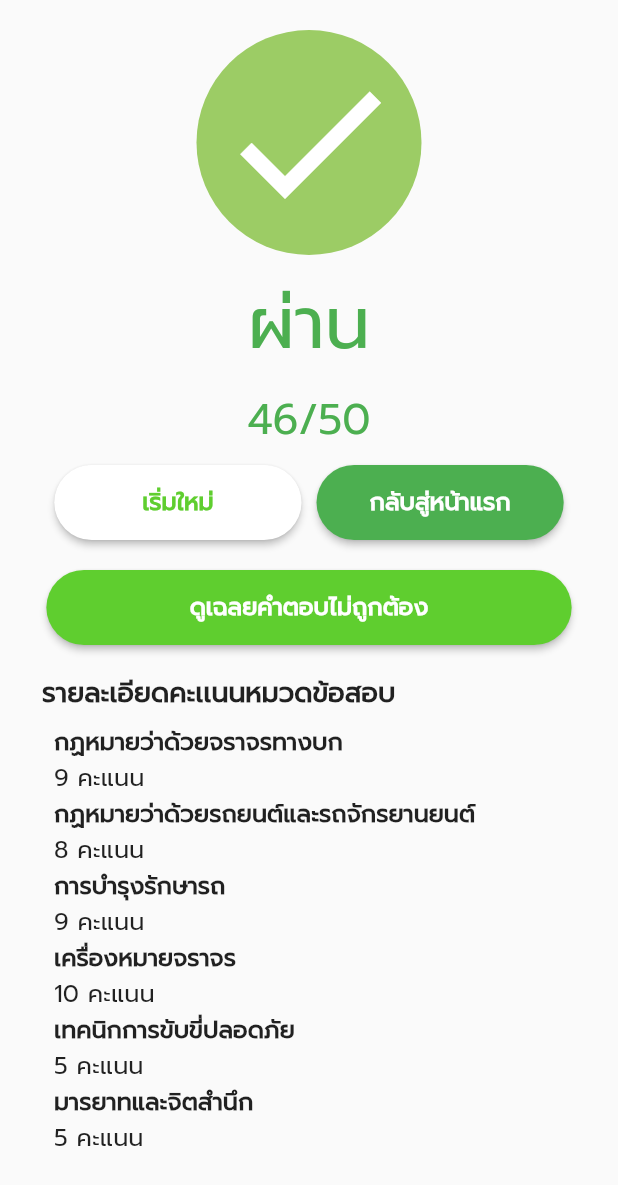
After one commit to tham9500/ft_app_easy_drive, a Flutter app: the Sample screen opened directly, on a phone screen of 412 x 824 dp. The commit adds this screen. Shown: the top 1185 px of the screen. Run offline on Flutter 3.47's test engine with Material 2 defaults, Android fonts, the phone set to English and light mode, and no system bars; our stand-ins replace better_player, dio, form_builder_validators, shared_preferences; missing offline and left inert: auto_orientation, dart:ffi, splash_screen_view; accounts and stored records are empty; network calls fail.

Commit message:
[UPDATE]fix word

```diff
--- a/lib/pages/article/sub-article/video_aricle.dart
+++ b/lib/pages/article/sub-article/video_aricle.dart
@@ -211,9 +211,10 @@ class _Video_aricleState extends State<Video_aricle> {
                     padding: const EdgeInsets.all(8),
                     width: 260,
                     child: Text(
-                      "${list_video[index]["video_name"]}".length > 30
+                      "${list_video[index]["video_name"]}".length > 45
                           ? "${list_video[index]["video_name"]}"
-                              .substring(0, 30)
+                                  .substring(0, 45) +
+                              "..."
                           : "${list_video[index]["video_name"]}",
                       style: TextStyle(fontSize: 16),
                     ),
--- a/lib/pages/forget_page.dart
+++ b/lib/pages/forget_page.dart
@@ -19,7 +19,7 @@ class _forget_pageState extends State<forget_page> {
   Widget build(BuildContext context) {
     return Scaffold(
       appBar: PreferredSize(
-        preferredSize: Size.fromHeight(140.0),
+        preferredSize: Size.fromHeight(200.0),
         child: AppBar(
           centerTitle: true,
           leading: IconButton(
@@ -82,19 +82,13 @@ class _forget_pageState extends State<forget_page> {
                                   SizedBox(height: 20),
                                   Container(
                                     child: Text(
-                                      "กรุณากรอกอีเมลล์ที่ลงทะเบียนไว้กับเรา",
+                                      "กรุณากรอกอีเมลที่ลงทะเบียนไว้กับเรา",
                                       style: TextStyle(fontSize: 16),
                                     ),
                                   ),
                                   Container(
                                     child: Text(
-                                      "ระบบจะส่งลิงค์ยืนยันการรีเซตรหัสผ่าน",
-                                      style: TextStyle(fontSize: 16),
-                                    ),
-                                  ),
-                                  Container(
-                                    child: Text(
-                                      "ไปยังอีเมลของคุณ",
+                                      "ระบบจะส่งรหัสผ่านไปยังอีเมลของคุณ",
                                       style: TextStyle(fontSize: 16),
                                     ),
                                   ),
--- a/lib/pages/games_page/example_eyecolor.dart
+++ b/lib/pages/games_page/example_eyecolor.dart
@@ -111,7 +111,7 @@ class _example_eyecoloState extends State<example_eyecolo> {
   }
 
   end_quiz() {
-    if (answer.length == 3) {
+    if (answer.length == 5) {
       print("in condition");
       if (condition == 0) {
         print("pass");
@@ -194,7 +194,7 @@ class _example_eyecoloState extends State<example_eyecolo> {
                                     style: TextStyle(fontSize: 18),
                                   ),
                                   onPressed: () {
-                                    if (count == 3) {
+                                    if (count == 5) {
                                       count + 0;
                                     } else {
                                       count++;
@@ -208,7 +208,7 @@ class _example_eyecoloState extends State<example_eyecolo> {
                                     print(choice[index]["score"]);
                                     print("answer = ${answer}");
                                     selecter.add(choice[index]["ID"]);
-                                    if (counting >= 3) {
+                                    if (counting >= 5) {
                                       condition_ans();
                                       end_quiz();
                                     } else {}
@@ -322,7 +322,7 @@ class _example_eyecoloState extends State<example_eyecolo> {
     return Container(
       alignment: Alignment.center,
       child: Text(
-        "${count}/3",
+        "${count}/5",
         style: TextStyle(fontSize: 18, fontWeight: FontWeight.bold),
       ),
     );
--- a/lib/pages/games_page/guide_games/guide_action.dart
+++ b/lib/pages/games_page/guide_games/guide_action.dart
@@ -131,7 +131,7 @@ class _Guide_actionState extends State<Guide_action> {
                 Container(
                   child: Center(
                     child: Text(
-                      "ทดสอบปฏิกริยา",
+                      "ทดสอบปฏิกิริยา",
                       style: TextStyle(
                           fontSize: 18, color: Color.fromRGBO(13, 59, 102, 1)),
                     ),
--- a/lib/pages/games_page/home_game.dart
+++ b/lib/pages/games_page/home_game.dart
@@ -303,7 +303,7 @@ class _Home_gameState extends State<Home_game> {
                   SizedBox(width: 12),
                   Container(
                     width: 210,
-                    child: Text("ทดสอบกปฏิกิริยาสีไฟ\nจราจร"),
+                    child: Text("ทดสอบปฏิกิริยา"),
                   ),
                   Container(
                     child: Container(
--- a/lib/pages/home_login.dart
+++ b/lib/pages/home_login.dart
@@ -11,6 +11,7 @@ import 'package:ft_app_easy_drive/pages/example_exam/home_sample.dart';
 import 'package:ft_app_easy_drive/pages/games_page/home_game.dart';
 import 'package:ft_app_easy_drive/pages/history.dart';
 import 'package:ft_app_easy_drive/pages/login.dart';
+import 'package:ft_app_easy_drive/pages/pageSample.dart';
 import 'package:ft_app_easy_drive/pages/profile.dart';
 import 'package:ft_app_easy_drive/pages/registor.dart';
 import 'package:ft_app_easy_drive/widget/show_progress.dart';
@@ -196,6 +197,9 @@ class _Home_loginState extends State<Home_login> {
             SizedBox(height: 20),
             //history widget
             history_charange(),
+            // SizedBox(height: 20),
+            // //history widget
+            // test(),
           ],
         ),
       ),
@@ -618,7 +622,7 @@ class _Home_loginState extends State<Home_login> {
                   SizedBox(width: 12),
                   Container(
                     width: 210,
-                    child: Text("ประวัติการทำข้อสอบ"),
+                    child: Text("ประวัติการทำแบบทดสอบ"),
                   ),
                 ],
               ),
@@ -630,6 +634,52 @@ class _Home_loginState extends State<Home_login> {
               print("games colors click");
               Navigator.push(context,
                   MaterialPageRoute(builder: (context) => History_charage()));
+            }));
+  }
+
+  Widget test() {
+    return Container(
+        height: 80,
+        width: MediaQuery.of(context).size.width,
+        child: ElevatedButton(
+            style: ButtonStyle(
+                foregroundColor: MaterialStateProperty.all<Color>(Colors.black),
+                backgroundColor: MaterialStateProperty.all<Color>(
+                  Color.fromRGBO(255, 255, 255, 1),
+                ),
+                shape: MaterialStateProperty.all<RoundedRectangleBorder>(
+                    RoundedRectangleBorder(
+                  borderRadius: BorderRadius.circular(18.0),
+                ))),
+            child: Container(
+              child: Row(
+                children: <Widget>[
+                  Container(
+                    height: 50,
+                    width: 50,
+                    decoration: BoxDecoration(
+                      color: Color.fromRGBO(252, 183, 7, 1),
+                      borderRadius: BorderRadius.circular(12),
+                      image: const DecorationImage(
+                        image: AssetImage("assets/images/logo/history.png"),
+                      ),
+                    ),
+                  ),
+                  SizedBox(width: 12),
+                  Container(
+                    width: 210,
+                    child: Text("test"),
+                  ),
+                ],
+              ),
+            ),
+            onPressed: () {
+              //save history
+              history = "H";
+              User_history();
+              print("games colors click");
+              Navigator.push(
+                  context, MaterialPageRoute(builder: (context) => Sample()));
             }));
   }
 
--- /dev/null
+++ b/lib/pages/pageSample.dart
@@ -0,0 +1,281 @@
+import 'package:flutter/material.dart';
+import 'package:ft_app_easy_drive/pages/charange_quiz/guide_charange.dart';
+import 'package:ft_app_easy_drive/pages/home_login.dart';
+
+class Sample extends StatefulWidget {
+  Sample({Key? key}) : super(key: key);
+
+  @override
+  State<Sample> createState() => _SampleState();
+}
+
+class _SampleState extends State<Sample> {
+  @override
+  Widget build(BuildContext context) {
+    return Scaffold(
+      body: SingleChildScrollView(
+        child: SafeArea(
+          child: Container(
+            padding: const EdgeInsets.all(20),
+            child: Column(
+              children: <Widget>[
+                Container(
+                  height: 150,
+                  width: 150,
+                  decoration: BoxDecoration(
+                    color: Colors.lightGreen.shade400,
+                    shape: BoxShape.circle,
+                  ),
+                  child: Icon(
+                    Icons.check,
+                    color: Colors.white,
+                    size: 128,
+                  ),
+                ),
+                SizedBox(height: 10),
+                Container(
+                  child: Text(
+                    "ผ่าน",
+                    style:
+                        TextStyle(fontSize: 48, color: Colors.green.shade500),
+                  ),
+                ),
+                SizedBox(height: 5),
+                Container(
+                  child: Text(
+                    "46/50",
+                    style:
+                        TextStyle(fontSize: 28, color: Colors.green.shade500),
+                  ),
+                ),
+                SizedBox(height: 10),
+                Container(
+                  child: Row(
+                    mainAxisAlignment: MainAxisAlignment.center,
+                    children: <Widget>[
+                      Btn_again(),
+                      SizedBox(width: 10),
+                      Btn_back(),
+                    ],
+                  ),
+                ),
+                SizedBox(height: 20),
+                Btn_view(),
+                SizedBox(height: 10),
+                Container(
+                  padding: const EdgeInsets.all(8),
+                  child: Column(
+                    mainAxisAlignment: MainAxisAlignment.start,
+                    crossAxisAlignment: CrossAxisAlignment.start,
+                    children: [
+                      article_score(),
+                    ],
+                  ),
+                ),
+              ],
+            ),
+          ),
+        ),
+      ),
+    );
+  }
+
+  Widget Btn_again() {
+    return Container(
+        height: 50,
+        width: MediaQuery.of(context).size.width * 0.4,
+
+        // color: Colors.amber.shade200,
+        child: ElevatedButton(
+            style: ButtonStyle(
+                foregroundColor: MaterialStateProperty.all<Color>(Colors.black),
+                backgroundColor: MaterialStateProperty.all<Color>(Colors.white),
+                shape: MaterialStateProperty.all<RoundedRectangleBorder>(
+                    RoundedRectangleBorder(
+                  borderRadius: BorderRadius.circular(30.0),
+                ))),
+            child: Text(
+              "เริ่มใหม่",
+              style: TextStyle(
+                  fontSize: 16, color: Color.fromRGBO(95, 206, 47, 1)),
+            ),
+            onPressed: () {
+              print("registor click");
+              Navigator.push(context,
+                  MaterialPageRoute(builder: (context) => Guide_charange()));
+            }));
+  }
+
+  Widget Btn_back() {
+    return Container(
+        height: 50,
+        width: MediaQuery.of(context).size.width * 0.4,
+
+        // color: Colors.amber.shade200,
+        child: ElevatedButton(
+            style: ButtonStyle(
+                foregroundColor: MaterialStateProperty.all<Color>(Colors.black),
+                backgroundColor: MaterialStateProperty.all<Color>(Colors.green),
+                shape: MaterialStateProperty.all<RoundedRectangleBorder>(
+                    RoundedRectangleBorder(
+                  borderRadius: BorderRadius.circular(30),
+                ))),
+            child: Text(
+              "กลับสู่หน้าแรก",
+              style: TextStyle(fontSize: 16, color: Colors.white),
+            ),
+            onPressed: () {
+              print("login click");
+              Navigator.push(context,
+                  MaterialPageRoute(builder: (context) => Home_login()));
+            }));
+  }
+
+  Widget Btn_view() {
+    return Container(
+        height: 50,
+        width: MediaQuery.of(context).size.width * 0.85,
+
+        // color: Colors.amber.shade200,
+        child: ElevatedButton(
+            style: ButtonStyle(
+                foregroundColor: MaterialStateProperty.all<Color>(Colors.black),
+                backgroundColor: MaterialStateProperty.all<Color>(
+                    Color.fromRGBO(95, 206, 47, 1)),
+                shape: MaterialStateProperty.all<RoundedRectangleBorder>(
+                    RoundedRectangleBorder(
+                  borderRadius: BorderRadius.circular(30),
+                ))),
+            child: Text(
+              "ดูเฉลยคำตอบไม่ถูกต้อง",
+              style: TextStyle(fontSize: 16, color: Colors.white),
+            ),
+            onPressed: () {
+              print("login click");
+              // Navigator.push(context,
+              //     MaterialPageRoute(builder: (context) => View_uncorrect()));
+            }));
+  }
+}
+
+Widget article_score() {
+  return Container(
+    child: Column(
+      mainAxisAlignment: MainAxisAlignment.start,
+      crossAxisAlignment: CrossAxisAlignment.start,
+      children: [
+        Container(
+          child: Text(
+            "รายละเอียดคะเเนนหมวดข้อสอบ",
+            style: TextStyle(fontSize: 18, fontWeight: FontWeight.bold),
+          ),
+        ),
+        Container(
+          child: Padding(
+            padding: const EdgeInsets.all(8),
+            child: Column(
+              children: [
+                Container(
+                  alignment: Alignment.centerLeft,
+                  child: Text(
+                    "กฏหมายว่าด้วยจราจรทางบก",
+                    style: TextStyle(fontSize: 16, fontWeight: FontWeight.bold),
+                    textAlign: TextAlign.start,
+                  ),
+                ),
+                Container(
+                  alignment: Alignment.centerLeft,
+                  child: Text(
+                    "9 คะแนน",
+                    style: TextStyle(fontSize: 16),
+                    textAlign: TextAlign.start,
+                  ),
+                ),
+                Container(
+                  alignment: Alignment.centerLeft,
+                  child: Text(
+                    "กฏหมายว่าด้วยรถยนต์และรถจักรยานยนต์",
+                    style: TextStyle(fontSize: 16, fontWeight: FontWeight.bold),
+                    textAlign: TextAlign.start,
+                  ),
+                ),
+                Container(
+                  alignment: Alignment.centerLeft,
+                  child: Text(
+                    "8 คะแนน",
+                    style: TextStyle(fontSize: 16),
+                    textAlign: TextAlign.start,
+                  ),
+                ),
+                Container(
+                  alignment: Alignment.centerLeft,
+                  child: Text(
+                    "การบำรุงรักษารถ",
+                    style: TextStyle(fontSize: 16, fontWeight: FontWeight.bold),
+                    textAlign: TextAlign.start,
+                  ),
+                ),
+                Container(
+                  alignment: Alignment.centerLeft,
+                  child: Text(
+                    "9 คะแนน",
+                    style: TextStyle(fontSize: 16),
+                    textAlign: TextAlign.start,
+                  ),
+                ),
+                Container(
+                  alignment: Alignment.centerLeft,
+                  child: Text(
+                    "เครื่องหมายจราจร",
+                    style: TextStyle(fontSize: 16, fontWeight: FontWeight.bold),
+                    textAlign: TextAlign.start,
+                  ),
+                ),
+                Container(
+                  alignment: Alignment.centerLeft,
+                  child: Text(
+                    "10 คะแนน",
+                    style: TextStyle(fontSize: 16),
+                    textAlign: TextAlign.start,
+                  ),
+                ),
+                Container(
+                  alignment: Alignment.centerLeft,
+                  child: Text(
+                    "เทคนิกการขับขี่ปลอดภัย",
+                    style: TextStyle(fontSize: 16, fontWeight: FontWeight.bold),
+                    textAlign: TextAlign.start,
+                  ),
+                ),
+                Container(
+                  alignment: Alignment.centerLeft,
+                  child: Text(
+                    "5 คะแนน",
+                    style: TextStyle(fontSize: 16),
+                    textAlign: TextAlign.start,
+                  ),
+                ),
+                Container(
+                  alignment: Alignment.centerLeft,
+                  child: Text(
+                    "มารยาทและจิตสำนึก",
+                    style: TextStyle(fontSize: 16, fontWeight: FontWeight.bold),
+                    textAlign: TextAlign.start,
+                  ),
+                ),
+                Container(
+                  alignment: Alignment.centerLeft,
+                  child: Text(
+                    "5 คะแนน",
+                    style: TextStyle(fontSize: 16),
+                    textAlign: TextAlign.start,
+                  ),
+                ),
+              ],
+            ),
+          ),
+        ),
+      ],
+    ),
+  );
+}
--- a/lib/pages/verify_read.dart
+++ b/lib/pages/verify_read.dart
@@ -17,7 +17,7 @@ class _Verify_readState extends State<Verify_read> {
         preferredSize: Size.fromHeight(60),
         child: AppBar(
           centerTitle: true,
-          title: Text("เงื่อไขการสมัครสมาชิก"),
+          title: Text("เงื่อนไขการสมัครสมาชิก"),
           leading: IconButton(
             onPressed: () {
               Navigator.pop(context);
```
